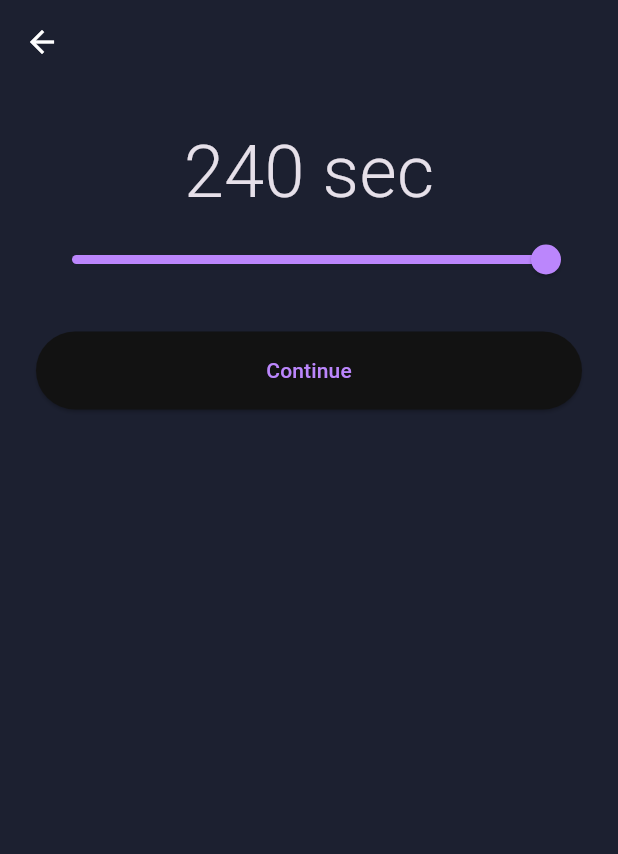
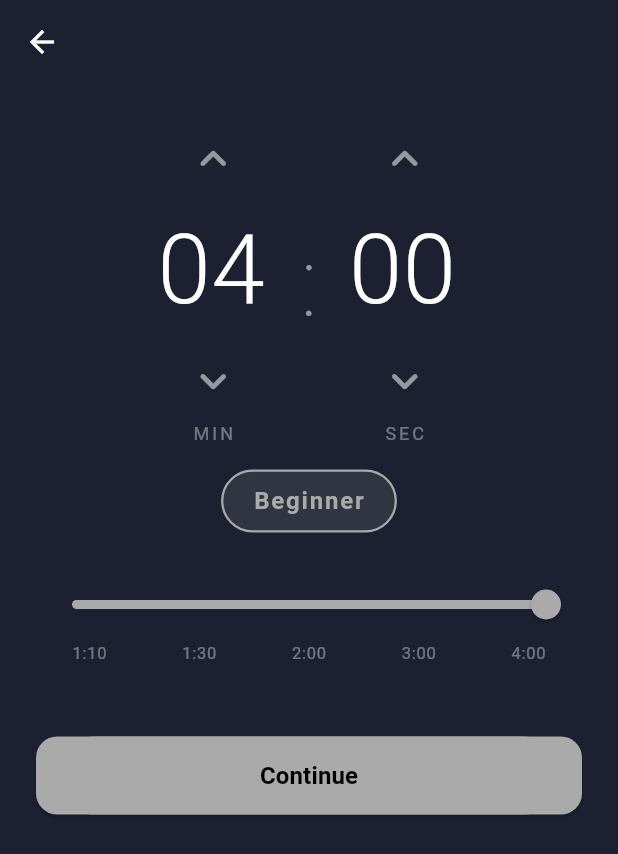
Before and after one commit to vimba333/swim, a Flutter app: the _SurveyView screen opened directly, on a phone screen of 412 x 824 dp. Shown: the top 854 px of the screen. Run offline on Flutter 3.47's test engine with Material 3 defaults, Android fonts, the light colour scheme and no system bars; our stand-ins replace flutter_bloc, go_router.

Commit message:
swimmer_level_editor

```diff
--- a/lib/features/survay/presentation/pages/survey_page.dart
+++ b/lib/features/survay/presentation/pages/survey_page.dart
@@ -8,7 +8,7 @@ import 'package:swim/features/survay/domain/entities/swimmer_level.dart';
 import 'package:swim/features/survay/domain/use_cases/submit_pace_usecase.dart';
 import 'package:swim/features/survay/presentation/cubit/survey_cubit.dart';
 import 'package:swim/features/survay/presentation/cubit/survey_state.dart';
-import 'package:swim/features/survay/presentation/widgets/pace_editor.dart';
+import 'package:swim/features/survay/presentation/widgets/swimmer_level_editor.dart';
 
 class SurveyPage extends StatelessWidget {
   const SurveyPage({super.key});
@@ -46,8 +46,6 @@ class _SurveyView extends StatelessWidget {
       },
       child: BlocBuilder<SurveyCubit, SurveyState>(
         builder: (context, state) {
-
-
           return Scaffold(
             appBar: AppBar(
               leading: IconButton(
@@ -56,12 +54,16 @@ class _SurveyView extends StatelessWidget {
                 tooltip: 'Back to the home page',
               ),
             ),
-            body: Padding(
-              padding: const EdgeInsets.all(24),
-              child: PaceEditor(
-                initial: SwimmerLevel(seconds: 240),
-                onSubmit: (level) => context.read<SurveyCubit>().submit(level),
-                isLoading: state is SurveyLoading,
+            body: GestureDetector(
+              onTap: () => FocusScope.of(context).unfocus(),
+              child: Padding(
+                padding: const EdgeInsets.all(24),
+                child: SwimmerLevelEditor(
+                  initial: SwimmerLevel(seconds: 240),
+                  onSubmit: (level) =>
+                      context.read<SurveyCubit>().submit(level),
+                  isLoading: state is SurveyLoading,
+                ),
               ),
             ),
           );
--- a/lib/features/survay/presentation/widgets/pace_editor.dart
+++ /dev/null
@@ -1,64 +0,0 @@
-import 'package:flutter/material.dart';
-import 'package:swim/features/survay/domain/entities/swimmer_level.dart';
-
-class PaceEditor extends StatefulWidget {
-  final SwimmerLevel initial;
-  final ValueChanged<SwimmerLevel> onSubmit;
-  final bool isLoading;
-
-  const PaceEditor({
-    super.key,
-    required this.initial,
-    required this.onSubmit,
-    this.isLoading = false,
-  });
-
-  @override
-  State<PaceEditor> createState() => _PaceEditorState();
-}
-
-class _PaceEditorState extends State<PaceEditor> {
-  late double _seconds;
-
-  @override
-  void initState() {
-    super.initState();
-    _seconds = widget.initial.seconds ?? SwimmerLevel.minSeconds;
-  }
-
-  @override
-  Widget build(BuildContext context) {
-    return Column(
-      mainAxisSize: MainAxisSize.min,
-      children: [
-        Text(
-          '${_seconds.round()} sec',
-          style: const TextStyle(fontSize: 48, fontWeight: FontWeight.w300),
-        ),
-        Slider(
-          value: _seconds.clamp(SwimmerLevel.minSeconds, SwimmerLevel.maxSeconds),
-          min: SwimmerLevel.minSeconds,
-          max: SwimmerLevel.maxSeconds,
-          onChanged: (val) => setState(() => _seconds = val),
-        ),
-        const SizedBox(height: 24),
-        SizedBox(
-          width: double.infinity,
-          height: 52,
-          child: ElevatedButton(
-            onPressed: widget.isLoading
-                ? null
-                : () => widget.onSubmit(SwimmerLevel(seconds: _seconds)),
-            child: widget.isLoading
-                ? const SizedBox(
-                    width: 20,
-                    height: 20,
-                    child: CircularProgressIndicator(strokeWidth: 2),
-                  )
-                : const Text('Continue'),
-          ),
-        ),
-      ],
-    );
-  }
-}
--- /dev/null
+++ b/lib/features/survay/presentation/widgets/swimmer_level_editor.dart
@@ -0,0 +1,415 @@
+import 'package:flutter/material.dart';
+import 'package:flutter/services.dart';
+import 'package:swim/features/survay/domain/entities/swimmer_level.dart';
+import 'package:swim/features/survay/domain/entities/swimmer_type.dart';
+
+class SwimmerLevelEditor extends StatefulWidget {
+  final SwimmerLevel initial;
+  final ValueChanged<SwimmerLevel> onSubmit;
+  final bool isLoading;
+
+  const SwimmerLevelEditor({
+    super.key,
+    required this.initial,
+    required this.onSubmit,
+    this.isLoading = false,
+  });
+
+  @override
+  State<SwimmerLevelEditor> createState() => _SwimmerLevelEditorState();
+}
+
+class _SwimmerLevelEditorState extends State<SwimmerLevelEditor> {
+  late double _seconds;
+  late TextEditingController _minController;
+  late TextEditingController _secController;
+  bool _editingMin = false;
+  bool _editingSec = false;
+
+  late FocusNode _minFocusNode;
+  late FocusNode _secFocusNode;
+
+  static const _ticks = [70, 90, 120, 180, 240];
+
+  @override
+  void initState() {
+    super.initState();
+    _seconds = widget.initial.seconds ?? SwimmerLevel.minSeconds;
+    _minController = TextEditingController(text: _fmtMin);
+    _secController = TextEditingController(text: _fmtSec);
+    _minFocusNode = FocusNode()
+      ..addListener(() {
+        if (_minFocusNode.hasFocus) {
+          setState(() => _editingMin = true);
+        } else {
+          _onMinSubmit(_minController.text);
+        }
+      });
+    _secFocusNode = FocusNode()
+      ..addListener(() {
+        if (_secFocusNode.hasFocus) {
+          setState(() => _editingSec = true);
+        } else {
+          _onSecSubmit(_secController.text);
+        }
+      });
+  }
+
+  @override
+  void dispose() {
+    _minController.dispose();
+    _secController.dispose();
+    _minFocusNode.dispose();
+    _secFocusNode.dispose();
+    super.dispose();
+  }
+
+  String get _fmtMin => (_seconds ~/ 60).toString().padLeft(2, '0');
+  String get _fmtSec => (_seconds.round() % 60).toString().padLeft(2, '0');
+
+  void _updateSeconds(double val) {
+    final clamped = val.clamp(SwimmerLevel.minSeconds, SwimmerLevel.maxSeconds);
+    setState(() {
+      _seconds = clamped;
+      if (!_editingMin) _minController.text = _fmtMin;
+      if (!_editingSec) _secController.text = _fmtSec;
+    });
+  }
+
+  void _onMinSubmit(String val) {
+    final m = int.tryParse(val) ?? _seconds ~/ 60;
+    final s = _seconds.round() % 60;
+    _updateSeconds((m * 60 + s).toDouble());
+    setState(() => _editingMin = false);
+  }
+
+  void _onSecSubmit(String val) {
+    final s = (int.tryParse(val) ?? 0).clamp(0, 59);
+    final m = _seconds ~/ 60;
+    _updateSeconds((m * 60 + s).toDouble());
+    setState(() => _editingSec = false);
+  }
+
+  String _tickLabel(int s) {
+    final m = s ~/ 60;
+    final sec = s % 60;
+    return '$m:${sec.toString().padLeft(2, '0')}';
+  }
+
+  Color _accentColor(SwimmerType? level) => switch (level) {
+    SwimmerType.elite => const Color(0xFFFFD700),
+    SwimmerType.advanced => const Color(0xFF00C8FF),
+    SwimmerType.intermediate => const Color(0xFF00E096),
+    SwimmerType.beginner => const Color(0xFFAAAAAA),
+    null => const Color(0xFF444444),
+  };
+
+  @override
+  Widget build(BuildContext context) {
+    final level = SwimmerLevel(seconds: _seconds).swimmerType;
+    final accent = _accentColor(level);
+
+    return Column(
+      mainAxisSize: MainAxisSize.min,
+      children: [
+        // MIN : SEC
+        Row(
+          mainAxisAlignment: MainAxisAlignment.center,
+          crossAxisAlignment: CrossAxisAlignment.center,
+          children: [
+            _TimeUnit(
+              controller: _minController,
+              focusNode: _minFocusNode,
+              label: 'MIN',
+              onIncrement: () => _updateSeconds(_seconds + 60),
+              onDecrement: () => _updateSeconds(_seconds - 60),
+            ),
+            const Padding(
+              padding: EdgeInsets.symmetric(horizontal: 8),
+              child: Text(
+                ':',
+                style: TextStyle(
+                  fontSize: 64,
+                  fontWeight: FontWeight.w200,
+                  color: Colors.white54,
+                ),
+              ),
+            ),
+            _TimeUnit(
+              controller: _secController,
+              focusNode: _secFocusNode,
+              label: 'SEC',
+              onIncrement: () => _updateSeconds(_seconds + 1),
+              onDecrement: () => _updateSeconds(_seconds - 1),
+              maxValue: 59,
+            ),
+          ],
+        ),
+        const SizedBox(height: 16),
+
+        // Badge
+        SwimmerLevelBadge(level: level),
+        const SizedBox(height: 24),
+
+        // Слайдер
+        SliderTheme(
+          data: SliderTheme.of(context).copyWith(
+            activeTrackColor: accent,
+            inactiveTrackColor: Colors.white12,
+            thumbColor: accent,
+            overlayColor: accent.withOpacity(0.15),
+            trackHeight: 4,
+            thumbShape: const RoundSliderThumbShape(enabledThumbRadius: 10),
+          ),
+          child: Slider(
+            value: _seconds.clamp(
+              SwimmerLevel.minSeconds,
+              SwimmerLevel.maxSeconds,
+            ),
+            min: SwimmerLevel.minSeconds,
+            max: SwimmerLevel.maxSeconds,
+            onChanged: (val) {
+              _minFocusNode.unfocus();
+              _secFocusNode.unfocus();
+              _updateSeconds(val);
+            },
+          ),
+        ),
+
+        Padding(
+          padding: const EdgeInsets.symmetric(horizontal: 24),
+          child: Row(
+            mainAxisAlignment: MainAxisAlignment.spaceBetween,
+            children: _ticks
+                .map(
+                  (t) => Text(
+                    _tickLabel(t),
+                    style: const TextStyle(
+                      fontSize: 11,
+                      color: Colors.white38,
+                      letterSpacing: 0.5,
+                    ),
+                  ),
+                )
+                .toList(),
+          ),
+        ),
+        const SizedBox(height: 48),
+
+        // Continue
+        SizedBox(
+          width: double.infinity,
+          height: 52,
+          child: ElevatedButton(
+            onPressed: widget.isLoading
+                ? null
+                : () => widget.onSubmit(SwimmerLevel(seconds: _seconds)),
+            style: ElevatedButton.styleFrom(
+              backgroundColor: accent,
+              foregroundColor: accent == const Color(0xFFAAAAAA)
+                  ? Colors.black
+                  : Colors.black,
+
+              shape: RoundedRectangleBorder(
+                borderRadius: BorderRadius.circular(14),
+              ),
+            ),
+            child: widget.isLoading
+                ? const SizedBox(
+                    width: 20,
+                    height: 20,
+                    child: CircularProgressIndicator(
+                      strokeWidth: 2,
+                      color: Colors.black,
+                    ),
+                  )
+                : // Continue
+                  AnimatedContainer(
+                    duration: const Duration(milliseconds: 300),
+                    width: double.infinity,
+                    height: 52,
+                    decoration: BoxDecoration(
+                      color: widget.isLoading
+                          ? accent.withOpacity(0.5)
+                          : accent,
+                      borderRadius: BorderRadius.circular(14),
+                    ),
+                    child: TextButton(
+                      onPressed: widget.isLoading
+                          ? null
+                          : () => widget.onSubmit(
+                              SwimmerLevel(seconds: _seconds),
+                            ),
+                      child: widget.isLoading
+                          ? SizedBox(
+                              width: 20,
+                              height: 20,
+                              child: CircularProgressIndicator(
+                                strokeWidth: 2,
+                                color: Colors.black.withOpacity(0.6),
+                              ),
+                            )
+                          : const Text(
+                              'Continue',
+                              style: TextStyle(
+                                fontSize: 16,
+                                fontWeight: FontWeight.w600,
+                                color: Colors.black,
+                              ),
+                            ),
+                    ),
+                  ),
+          ),
+        ),
+      ],
+    );
+  }
+}
+
+class _TimeUnit extends StatelessWidget {
+  final TextEditingController controller;
+  final String label;
+  final VoidCallback onIncrement;
+  final VoidCallback onDecrement;
+  final int? maxValue;
+
+  final FocusNode focusNode;
+
+  const _TimeUnit({
+    required this.controller,
+    required this.focusNode,
+    required this.label,
+    required this.onIncrement,
+    required this.onDecrement,
+    this.maxValue,
+  });
+
+  @override
+  Widget build(BuildContext context) {
+    return Column(
+      mainAxisSize: MainAxisSize.min,
+      children: [
+        IconButton(
+          icon: const Icon(Icons.keyboard_arrow_up_rounded, size: 36),
+          color: Colors.white54,
+          onPressed: () {
+            focusNode.unfocus();
+            onIncrement();
+          },
+        ),
+        TapRegion(
+          onTapOutside: (tap) {
+            focusNode.unfocus();
+          },
+          child: SizedBox(
+            width: 100,
+            child: TextField(
+              controller: controller,
+              focusNode: focusNode,
+              textAlign: TextAlign.center,
+              keyboardType: TextInputType.number,
+              textInputAction: TextInputAction.done,
+              contextMenuBuilder: (context, _) => const SizedBox.shrink(),
+              onSubmitted: (val) {
+                focusNode.unfocus();
+                SystemChannels.textInput.invokeMethod('TextInput.hide');
+              },
+              inputFormatters: [
+                FilteringTextInputFormatter.digitsOnly,
+                if (maxValue != null) _MaxValueFormatter(maxValue!),
+              ],
+              style: const TextStyle(
+                fontSize: 64,
+                fontWeight: FontWeight.w300,
+                color: Colors.white,
+              ),
+              decoration: const InputDecoration(
+                border: InputBorder.none,
+                contentPadding: EdgeInsets.zero,
+              ),
+            ),
+          ),
+        ),
+        IconButton(
+          icon: const Icon(Icons.keyboard_arrow_down_rounded, size: 36),
+          color: Colors.white54,
+          onPressed: () {
+            focusNode.unfocus();
+            onDecrement();
+          },
+        ),
+        Text(
+          label,
+          style: const TextStyle(
+            fontSize: 12,
+            color: Colors.white38,
+            letterSpacing: 2,
+          ),
+        ),
+      ],
+    );
+  }
+}
+
+class _MaxValueFormatter extends TextInputFormatter {
+  final int max;
+  _MaxValueFormatter(this.max);
+
+  @override
+  TextEditingValue formatEditUpdate(
+    TextEditingValue oldValue,
+    TextEditingValue newValue,
+  ) {
+    final val = int.tryParse(newValue.text);
+    if (val != null && val > max) return oldValue;
+    return newValue;
+  }
+}
+
+
+class SwimmerLevelBadge extends StatelessWidget {
+  final SwimmerType? level;
+
+  const SwimmerLevelBadge({super.key, required this.level});
+
+  String get _label => switch (level) {
+        SwimmerType.elite => 'Elite',
+        SwimmerType.advanced => 'Advanced',
+        SwimmerType.intermediate => 'Intermediate',
+        SwimmerType.beginner => 'Beginner',
+        null => '—',
+      };
+
+  Color get _color => switch (level) {
+        SwimmerType.elite => const Color(0xFFFFD700),
+        SwimmerType.advanced => const Color(0xFF00C8FF),
+        SwimmerType.intermediate => const Color(0xFF00E096),
+        SwimmerType.beginner => const Color(0xFFAAAAAA),
+        null => const Color(0xFF444444),
+      };
+
+  @override
+  Widget build(BuildContext context) {
+    return AnimatedSwitcher(
+      duration: const Duration(milliseconds: 300),
+      child: Container(
+        key: ValueKey(_label),
+        padding: const EdgeInsets.symmetric(horizontal: 20, vertical: 8),
+        decoration: BoxDecoration(
+          color: _color.withOpacity(0.15),
+          borderRadius: BorderRadius.circular(24),
+          border: Border.all(color: _color, width: 1.5),
+        ),
+        child: Text(
+          _label,
+          style: TextStyle(
+            color: _color,
+            fontSize: 16,
+            fontWeight: FontWeight.w600,
+            letterSpacing: 1.2,
+          ),
+        ),
+      ),
+    );
+  }
+}
```
